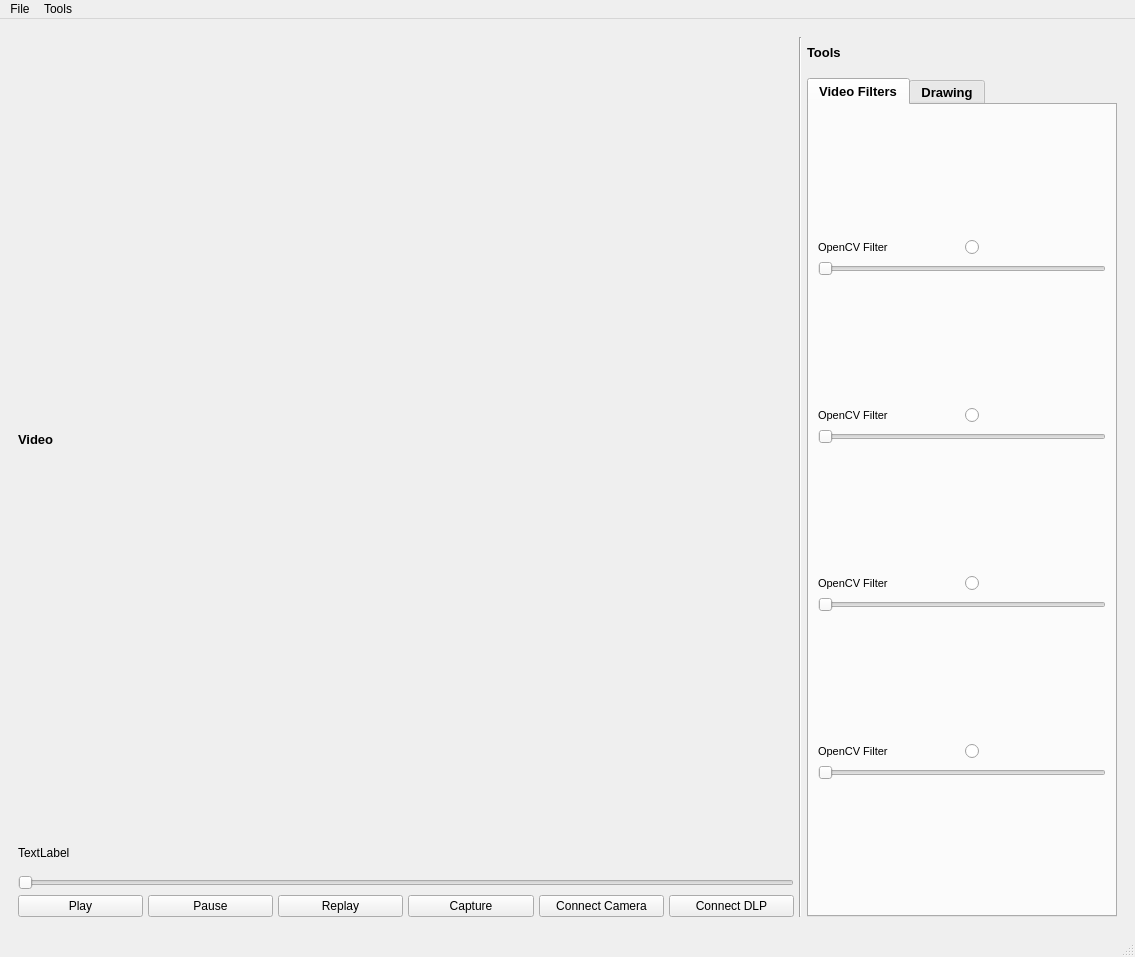
tarumishra9498/dlpctlF25, file src/ui/dlpctl.ui: the form before one commit.
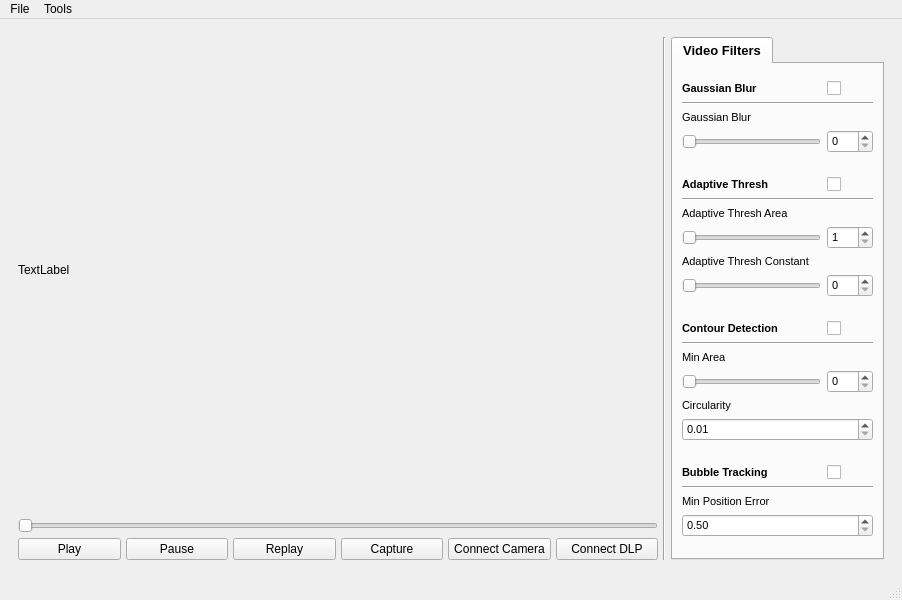
The form after the commit.

Commit message: Removed two scroll bars and changed window size

Diff of the .ui file:
```diff
--- a/src/ui/dlpctl.ui
+++ b/src/ui/dlpctl.ui
@@ -9,10 +9,16 @@
    <rect>
     <x>0</x>
     <y>0</y>
-    <width>1135</width>
-    <height>957</height>
+    <width>902</width>
+    <height>600</height>
    </rect>
   </property>
+  <property name="sizePolicy">
+   <sizepolicy hsizetype="Preferred" vsizetype="Preferred">
+    <horstretch>0</horstretch>
+    <verstretch>0</verstretch>
+   </sizepolicy>
+  </property>
   <property name="windowTitle">
    <string>MainWindow</string>
   </property>
@@ -35,27 +41,20 @@
       <property name="frameShape">
        <enum>QFrame::Shape::NoFrame</enum>
       </property>
-      <layout class="QHBoxLayout" name="horizontalLayout_2" stretch="10,0,4">
+      <layout class="QHBoxLayout" name="horizontalLayout_2" stretch="3,3,1">
        <property name="spacing">
         <number>5</number>
        </property>
        <item>
-        <layout class="QVBoxLayout" name="video_layout" stretch="1,0,0,0,0,0">
-         <item>
-          <widget class="QLabel" name="label">
-           <property name="font">
-            <font>
-             <pointsize>10</pointsize>
-             <bold>true</bold>
-            </font>
-           </property>
-           <property name="text">
-            <string>Video</string>
-           </property>
-          </widget>
-         </item>
+        <layout class="QVBoxLayout" name="video_layout" stretch="0,0,0,0,0">
          <item>
           <widget class="QLabel" name="video_frame">
+           <property name="sizePolicy">
+            <sizepolicy hsizetype="Expanding" vsizetype="Expanding">
+             <horstretch>0</horstretch>
+             <verstretch>0</verstretch>
+            </sizepolicy>
+           </property>
            <property name="text">
             <string>TextLabel</string>
            </property>
@@ -138,32 +137,19 @@
         </widget>
        </item>
        <item>
-        <layout class="QVBoxLayout" name="tool_layout" stretch="1,0,27">
-         <item>
-          <widget class="QLabel" name="tool_label">
-           <property name="font">
-            <font>
-             <pointsize>10</pointsize>
-             <bold>true</bold>
-            </font>
-           </property>
-           <property name="text">
-            <string>Tools</string>
-           </property>
-          </widget>
-         </item>
-         <item>
-          <widget class="Line" name="line_4">
-           <property name="orientation">
-            <enum>Qt::Orientation::Vertical</enum>
-           </property>
-          </widget>
-         </item>
+        <layout class="QVBoxLayout" name="tool_layout" stretch="0">
          <item>
           <widget class="QTabWidget" name="tabWidget">
+           <property name="sizePolicy">
+            <sizepolicy hsizetype="Expanding" vsizetype="Expanding">
+             <horstretch>0</horstretch>
+             <verstretch>0</verstretch>
+            </sizepolicy>
+           </property>
            <property name="font">
             <font>
              <pointsize>10</pointsize>
+             <weight>75</weight>
              <bold>true</bold>
             </font>
            </property>
@@ -174,143 +160,544 @@
             <number>0</number>
            </property>
            <widget class="QWidget" name="video_filters">
+            <property name="sizePolicy">
+             <sizepolicy hsizetype="Expanding" vsizetype="Minimum">
+              <horstretch>0</horstretch>
+              <verstretch>0</verstretch>
+             </sizepolicy>
+            </property>
             <attribute name="title">
              <string>Video Filters</string>
             </attribute>
-            <layout class="QVBoxLayout" name="verticalLayout_3" stretch="0,0,0,0">
+            <layout class="QVBoxLayout" name="verticalLayout_3" stretch="0,0,0,0,0,0,0">
              <item>
-              <layout class="QGridLayout" name="gridLayout" columnstretch="0,0">
-               <item row="0" column="0">
-                <widget class="QLabel" name="label_2">
-                 <property name="font">
-                  <font>
-                   <pointsize>8</pointsize>
-                   <bold>false</bold>
-                  </font>
-                 </property>
-                 <property name="text">
-                  <string>OpenCV Filter</string>
-                 </property>
-                </widget>
-               </item>
+              <layout class="QGridLayout" name="blur_grid" columnstretch="3,1">
                <item row="0" column="1">
-                <widget class="QRadioButton" name="radioButton">
+                <widget class="QCheckBox" name="checkBox">
+                 <property name="sizePolicy">
+                  <sizepolicy hsizetype="Ignored" vsizetype="Fixed">
+                   <horstretch>0</horstretch>
+                   <verstretch>0</verstretch>
+                  </sizepolicy>
+                 </property>
                  <property name="text">
                   <string/>
                  </property>
                 </widget>
                </item>
                <item row="1" column="0" colspan="2">
-                <widget class="QSlider" name="horizontalSlider">
+                <widget class="Line" name="line_8">
                  <property name="orientation">
-                  <enum>Qt::Orientation::Horizontal</enum>
+                  <enum>Qt::Horizontal</enum>
+                 </property>
+                </widget>
+               </item>
+               <item row="0" column="0">
+                <widget class="QLabel" name="label_11">
+                 <property name="sizePolicy">
+                  <sizepolicy hsizetype="Preferred" vsizetype="Preferred">
+                   <horstretch>0</horstretch>
+                   <verstretch>0</verstretch>
+                  </sizepolicy>
+                 </property>
+                 <property name="font">
+                  <font>
+                   <pointsize>8</pointsize>
+                  </font>
+                 </property>
+                 <property name="text">
+                  <string>Gaussian Blur</string>
+                 </property>
+                 <property name="alignment">
+                  <set>Qt::AlignLeading|Qt::AlignLeft|Qt::AlignVCenter</set>
+                 </property>
+                </widget>
+               </item>
+               <item row="3" column="0">
+                <widget class="QSlider" name="horizontalSlider_7">
+                 <property name="sizePolicy">
+                  <sizepolicy hsizetype="Preferred" vsizetype="Fixed">
+                   <horstretch>0</horstretch>
+                   <verstretch>0</verstretch>
+                  </sizepolicy>
+                 </property>
+                 <property name="minimum">
+                  <number>1</number>
+                 </property>
+                 <property name="singleStep">
+                  <number>2</number>
+                 </property>
+                 <property name="orientation">
+                  <enum>Qt::Horizontal</enum>
+                 </property>
+                </widget>
+               </item>
+               <item row="2" column="0" colspan="2">
+                <widget class="QLabel" name="label_12">
+                 <property name="sizePolicy">
+                  <sizepolicy hsizetype="Expanding" vsizetype="Fixed">
+                   <horstretch>0</horstretch>
+                   <verstretch>0</verstretch>
+                  </sizepolicy>
+                 </property>
+                 <property name="font">
+                  <font>
+                   <pointsize>8</pointsize>
+                   <weight>50</weight>
+                   <bold>false</bold>
+                  </font>
+                 </property>
+                 <property name="text">
+                  <string>Gaussian Blur</string>
+                 </property>
+                 <property name="alignment">
+                  <set>Qt::AlignLeading|Qt::AlignLeft|Qt::AlignVCenter</set>
+                 </property>
+                </widget>
+               </item>
+               <item row="3" column="1">
+                <widget class="QSpinBox" name="spinBox">
+                 <property name="sizePolicy">
+                  <sizepolicy hsizetype="Preferred" vsizetype="Fixed">
+                   <horstretch>0</horstretch>
+                   <verstretch>0</verstretch>
+                  </sizepolicy>
+                 </property>
+                 <property name="font">
+                  <font>
+                   <pointsize>8</pointsize>
+                   <weight>50</weight>
+                   <bold>false</bold>
+                  </font>
+                 </property>
+                 <property name="maximum">
+                  <number>100</number>
                  </property>
                 </widget>
                </item>
               </layout>
              </item>
              <item>
-              <layout class="QGridLayout" name="gridLayout_3" columnstretch="0,0">
-               <item row="0" column="0">
-                <widget class="QLabel" name="label_3">
-                 <property name="font">
-                  <font>
-                   <pointsize>8</pointsize>
-                   <bold>false</bold>
-                  </font>
-                 </property>
-                 <property name="text">
-                  <string>OpenCV Filter</string>
-                 </property>
-                </widget>
-               </item>
-               <item row="0" column="1">
-                <widget class="QRadioButton" name="radioButton_2">
-                 <property name="text">
-                  <string/>
-                 </property>
-                </widget>
-               </item>
-               <item row="1" column="0" colspan="2">
+              <spacer name="horizontalSpacer">
+               <property name="orientation">
+                <enum>Qt::Horizontal</enum>
+               </property>
+               <property name="sizeHint" stdset="0">
+                <size>
+                 <width>40</width>
+                 <height>10</height>
+                </size>
+               </property>
+              </spacer>
+             </item>
+             <item>
+              <layout class="QGridLayout" name="thresh_grid" rowstretch="0,0,0,0,0,0" columnstretch="3,1">
+               <item row="3" column="0">
                 <widget class="QSlider" name="horizontalSlider_2">
+                 <property name="sizePolicy">
+                  <sizepolicy hsizetype="Preferred" vsizetype="Fixed">
+                   <horstretch>0</horstretch>
+                   <verstretch>0</verstretch>
+                  </sizepolicy>
+                 </property>
+                 <property name="minimum">
+                  <number>1</number>
+                 </property>
                  <property name="orientation">
                   <enum>Qt::Orientation::Horizontal</enum>
                  </property>
                 </widget>
                </item>
-              </layout>
-             </item>
-             <item>
-              <layout class="QGridLayout" name="gridLayout_4" columnstretch="0,0">
-               <item row="0" column="0">
-                <widget class="QLabel" name="label_4">
+               <item row="2" column="0" colspan="2">
+                <widget class="QLabel" name="label_3">
+                 <property name="sizePolicy">
+                  <sizepolicy hsizetype="Preferred" vsizetype="Fixed">
+                   <horstretch>0</horstretch>
+                   <verstretch>0</verstretch>
+                  </sizepolicy>
+                 </property>
                  <property name="font">
                   <font>
                    <pointsize>8</pointsize>
+                   <weight>50</weight>
                    <bold>false</bold>
                   </font>
                  </property>
                  <property name="text">
-                  <string>OpenCV Filter</string>
+                  <string>Adaptive Thresh Area</string>
                  </property>
-                </widget>
-               </item>
-               <item row="0" column="1">
-                <widget class="QRadioButton" name="radioButton_3">
-                 <property name="text">
-                  <string/>
+                 <property name="alignment">
+                  <set>Qt::AlignLeading|Qt::AlignLeft|Qt::AlignVCenter</set>
                  </property>
                 </widget>
                </item>
-               <item row="1" column="0" colspan="2">
+               <item row="5" column="0">
                 <widget class="QSlider" name="horizontalSlider_3">
+                 <property name="sizePolicy">
+                  <sizepolicy hsizetype="Preferred" vsizetype="Fixed">
+                   <horstretch>0</horstretch>
+                   <verstretch>0</verstretch>
+                  </sizepolicy>
+                 </property>
                  <property name="orientation">
-                  <enum>Qt::Orientation::Horizontal</enum>
+                  <enum>Qt::Horizontal</enum>
+                 </property>
+                </widget>
+               </item>
+               <item row="1" column="0" colspan="2">
+                <widget class="Line" name="line_6">
+                 <property name="sizePolicy">
+                  <sizepolicy hsizetype="Expanding" vsizetype="Fixed">
+                   <horstretch>0</horstretch>
+                   <verstretch>0</verstretch>
+                  </sizepolicy>
+                 </property>
+                 <property name="orientation">
+                  <enum>Qt::Horizontal</enum>
+                 </property>
+                </widget>
+               </item>
+               <item row="0" column="0">
+                <widget class="QLabel" name="label_7">
+                 <property name="font">
+                  <font>
+                   <pointsize>8</pointsize>
+                   <weight>75</weight>
+                   <bold>true</bold>
+                  </font>
+                 </property>
+                 <property name="text">
+                  <string>Adaptive Thresh</string>
+                 </property>
+                 <property name="alignment">
+                  <set>Qt::AlignLeading|Qt::AlignLeft|Qt::AlignVCenter</set>
+                 </property>
+                </widget>
+               </item>
+               <item row="4" column="0" colspan="2">
+                <widget class="QLabel" name="label_4">
+                 <property name="sizePolicy">
+                  <sizepolicy hsizetype="Preferred" vsizetype="Fixed">
+                   <horstretch>0</horstretch>
+                   <verstretch>0</verstretch>
+                  </sizepolicy>
+                 </property>
+                 <property name="font">
+                  <font>
+                   <pointsize>8</pointsize>
+                   <weight>50</weight>
+                   <bold>false</bold>
+                  </font>
+                 </property>
+                 <property name="text">
+                  <string>Adaptive Thresh Constant</string>
+                 </property>
+                 <property name="alignment">
+                  <set>Qt::AlignLeading|Qt::AlignLeft|Qt::AlignVCenter</set>
+                 </property>
+                </widget>
+               </item>
+               <item row="0" column="1">
+                <widget class="QCheckBox" name="checkBox_2">
+                 <property name="text">
+                  <string/>
+                 </property>
+                </widget>
+               </item>
+               <item row="3" column="1">
+                <widget class="QSpinBox" name="spinBox_2">
+                 <property name="sizePolicy">
+                  <sizepolicy hsizetype="Preferred" vsizetype="Fixed">
+                   <horstretch>0</horstretch>
+                   <verstretch>0</verstretch>
+                  </sizepolicy>
+                 </property>
+                 <property name="font">
+                  <font>
+                   <pointsize>8</pointsize>
+                   <weight>50</weight>
+                   <bold>false</bold>
+                  </font>
+                 </property>
+                 <property name="minimum">
+                  <number>1</number>
+                 </property>
+                </widget>
+               </item>
+               <item row="5" column="1">
+                <widget class="QSpinBox" name="spinBox_3">
+                 <property name="sizePolicy">
+                  <sizepolicy hsizetype="Preferred" vsizetype="Fixed">
+                   <horstretch>0</horstretch>
+                   <verstretch>0</verstretch>
+                  </sizepolicy>
+                 </property>
+                 <property name="font">
+                  <font>
+                   <pointsize>8</pointsize>
+                   <weight>50</weight>
+                   <bold>false</bold>
+                  </font>
                  </property>
                 </widget>
                </item>
               </layout>
              </item>
              <item>
-              <layout class="QGridLayout" name="gridLayout_5" columnstretch="0,0">
+              <spacer name="horizontalSpacer_2">
+               <property name="orientation">
+                <enum>Qt::Horizontal</enum>
+               </property>
+               <property name="sizeHint" stdset="0">
+                <size>
+                 <width>40</width>
+                 <height>10</height>
+                </size>
+               </property>
+              </spacer>
+             </item>
+             <item>
+              <layout class="QGridLayout" name="contour_grid" rowstretch="0,0,0,0,0,0" columnstretch="3,1">
                <item row="0" column="0">
+                <widget class="QLabel" name="label_6">
+                 <property name="font">
+                  <font>
+                   <pointsize>8</pointsize>
+                  </font>
+                 </property>
+                 <property name="text">
+                  <string>Contour Detection</string>
+                 </property>
+                 <property name="alignment">
+                  <set>Qt::AlignLeading|Qt::AlignLeft|Qt::AlignVCenter</set>
+                 </property>
+                </widget>
+               </item>
+               <item row="1" column="0" colspan="2">
+                <widget class="Line" name="line_5">
+                 <property name="font">
+                  <font>
+                   <pointsize>26</pointsize>
+                  </font>
+                 </property>
+                 <property name="orientation">
+                  <enum>Qt::Horizontal</enum>
+                 </property>
+                </widget>
+               </item>
+               <item row="2" column="0" colspan="2">
                 <widget class="QLabel" name="label_5">
+                 <property name="sizePolicy">
+                  <sizepolicy hsizetype="Preferred" vsizetype="Fixed">
+                   <horstretch>0</horstretch>
+                   <verstretch>0</verstretch>
+                  </sizepolicy>
+                 </property>
                  <property name="font">
                   <font>
                    <pointsize>8</pointsize>
+                   <weight>50</weight>
                    <bold>false</bold>
                   </font>
                  </property>
                  <property name="text">
-                  <string>OpenCV Filter</string>
+                  <string>Min Area</string>
                  </property>
+                 <property name="alignment">
+                  <set>Qt::AlignLeading|Qt::AlignLeft|Qt::AlignVCenter</set>
+                 </property>
                 </widget>
                </item>
-               <item row="0" column="1">
-                <widget class="QRadioButton" name="radioButton_4">
+               <item row="4" column="0" colspan="2">
+                <widget class="QLabel" name="label_8">
+                 <property name="sizePolicy">
+                  <sizepolicy hsizetype="Preferred" vsizetype="Fixed">
+                   <horstretch>0</horstretch>
+                   <verstretch>0</verstretch>
+                  </sizepolicy>
+                 </property>
+                 <property name="font">
+                  <font>
+                   <pointsize>8</pointsize>
+                   <weight>50</weight>
+                   <bold>false</bold>
+                  </font>
+                 </property>
                  <property name="text">
-                  <string/>
+                  <string>Circularity</string>
                  </property>
+                 <property name="alignment">
+                  <set>Qt::AlignLeading|Qt::AlignLeft|Qt::AlignVCenter</set>
+                 </property>
                 </widget>
                </item>
-               <item row="1" column="0" colspan="2">
+               <item row="3" column="0">
                 <widget class="QSlider" name="horizontalSlider_4">
+                 <property name="sizePolicy">
+                  <sizepolicy hsizetype="Preferred" vsizetype="Fixed">
+                   <horstretch>0</horstretch>
+                   <verstretch>0</verstretch>
+                  </sizepolicy>
+                 </property>
                  <property name="orientation">
                   <enum>Qt::Orientation::Horizontal</enum>
                  </property>
                 </widget>
                </item>
+               <item row="0" column="1">
+                <widget class="QCheckBox" name="checkBox_3">
+                 <property name="text">
+                  <string/>
+                 </property>
+                </widget>
+               </item>
+               <item row="3" column="1">
+                <widget class="QSpinBox" name="spinBox_4">
+                 <property name="sizePolicy">
+                  <sizepolicy hsizetype="Preferred" vsizetype="Fixed">
+                   <horstretch>0</horstretch>
+                   <verstretch>0</verstretch>
+                  </sizepolicy>
+                 </property>
+                 <property name="font">
+                  <font>
+                   <pointsize>8</pointsize>
+                   <weight>50</weight>
+                   <bold>false</bold>
+                  </font>
+                 </property>
+                </widget>
+               </item>
+               <item row="5" column="0" colspan="2">
+                <widget class="QDoubleSpinBox" name="doubleSpinBox">
+                 <property name="sizePolicy">
+                  <sizepolicy hsizetype="Preferred" vsizetype="Fixed">
+                   <horstretch>0</horstretch>
+                   <verstretch>0</verstretch>
+                  </sizepolicy>
+                 </property>
+                 <property name="font">
+                  <font>
+                   <pointsize>8</pointsize>
+                   <weight>50</weight>
+                   <bold>false</bold>
+                  </font>
+                 </property>
+                 <property name="minimum">
+                  <double>0.010000000000000</double>
+                 </property>
+                 <property name="maximum">
+                  <double>1.000000000000000</double>
+                 </property>
+                 <property name="singleStep">
+                  <double>0.010000000000000</double>
+                 </property>
+                </widget>
+               </item>
               </layout>
              </item>
-            </layout>
-           </widget>
-           <widget class="QWidget" name="drawing">
-            <attribute name="title">
-             <string>Drawing</string>
-            </attribute>
-            <layout class="QVBoxLayout" name="verticalLayout_2">
              <item>
-              <layout class="QGridLayout" name="gridLayout_2"/>
+              <spacer name="horizontalSpacer_3">
+               <property name="orientation">
+                <enum>Qt::Horizontal</enum>
+               </property>
+               <property name="sizeHint" stdset="0">
+                <size>
+                 <width>40</width>
+                 <height>10</height>
+                </size>
+               </property>
+              </spacer>
+             </item>
+             <item>
+              <layout class="QGridLayout" name="tracking_grid" columnstretch="3,1">
+               <item row="0" column="1">
+                <widget class="QCheckBox" name="checkBox_4">
+                 <property name="text">
+                  <string/>
+                 </property>
+                </widget>
+               </item>
+               <item row="0" column="0">
+                <widget class="QLabel" name="label_9">
+                 <property name="sizePolicy">
+                  <sizepolicy hsizetype="Preferred" vsizetype="Fixed">
+                   <horstretch>0</horstretch>
+                   <verstretch>0</verstretch>
+                  </sizepolicy>
+                 </property>
+                 <property name="font">
+                  <font>
+                   <pointsize>8</pointsize>
+                   <weight>75</weight>
+                   <bold>true</bold>
+                  </font>
+                 </property>
+                 <property name="text">
+                  <string>Bubble Tracking</string>
+                 </property>
+                 <property name="alignment">
+                  <set>Qt::AlignLeading|Qt::AlignLeft|Qt::AlignVCenter</set>
+                 </property>
+                </widget>
+               </item>
+               <item row="2" column="0" colspan="2">
+                <widget class="QLabel" name="label_10">
+                 <property name="sizePolicy">
+                  <sizepolicy hsizetype="Preferred" vsizetype="Fixed">
+                   <horstretch>0</horstretch>
+                   <verstretch>0</verstretch>
+                  </sizepolicy>
+                 </property>
+                 <property name="font">
+                  <font>
+                   <pointsize>8</pointsize>
+                   <weight>50</weight>
+                   <bold>false</bold>
+                  </font>
+                 </property>
+                 <property name="text">
+                  <string>Min Position Error</string>
+                 </property>
+                 <property name="alignment">
+                  <set>Qt::AlignLeading|Qt::AlignLeft|Qt::AlignVCenter</set>
+                 </property>
+                </widget>
+               </item>
+               <item row="1" column="0" colspan="2">
+                <widget class="Line" name="line_7">
+                 <property name="orientation">
+                  <enum>Qt::Horizontal</enum>
+                 </property>
+                </widget>
+               </item>
+               <item row="3" column="0" colspan="2">
+                <widget class="QDoubleSpinBox" name="doubleSpinBox_2">
+                 <property name="sizePolicy">
+                  <sizepolicy hsizetype="Expanding" vsizetype="Fixed">
+                   <horstretch>0</horstretch>
+                   <verstretch>0</verstretch>
+                  </sizepolicy>
+                 </property>
+                 <property name="font">
+                  <font>
+                   <pointsize>8</pointsize>
+                   <weight>50</weight>
+                   <bold>false</bold>
+                  </font>
+                 </property>
+                 <property name="minimum">
+                  <double>0.500000000000000</double>
+                 </property>
+                 <property name="maximum">
+                  <double>99.000000000000000</double>
+                 </property>
+                 <property name="singleStep">
+                  <double>0.500000000000000</double>
+                 </property>
+                </widget>
+               </item>
+              </layout>
              </item>
             </layout>
            </widget>
@@ -328,8 +715,8 @@
     <rect>
      <x>0</x>
      <y>0</y>
-     <width>1135</width>
-     <height>22</height>
+     <width>902</width>
+     <height>21</height>
     </rect>
    </property>
    <widget class="QMenu" name="menuFile">
```
Left out of the diff: 28 changed lines with no effect on the pictures. The commit also changes 1 other file.
